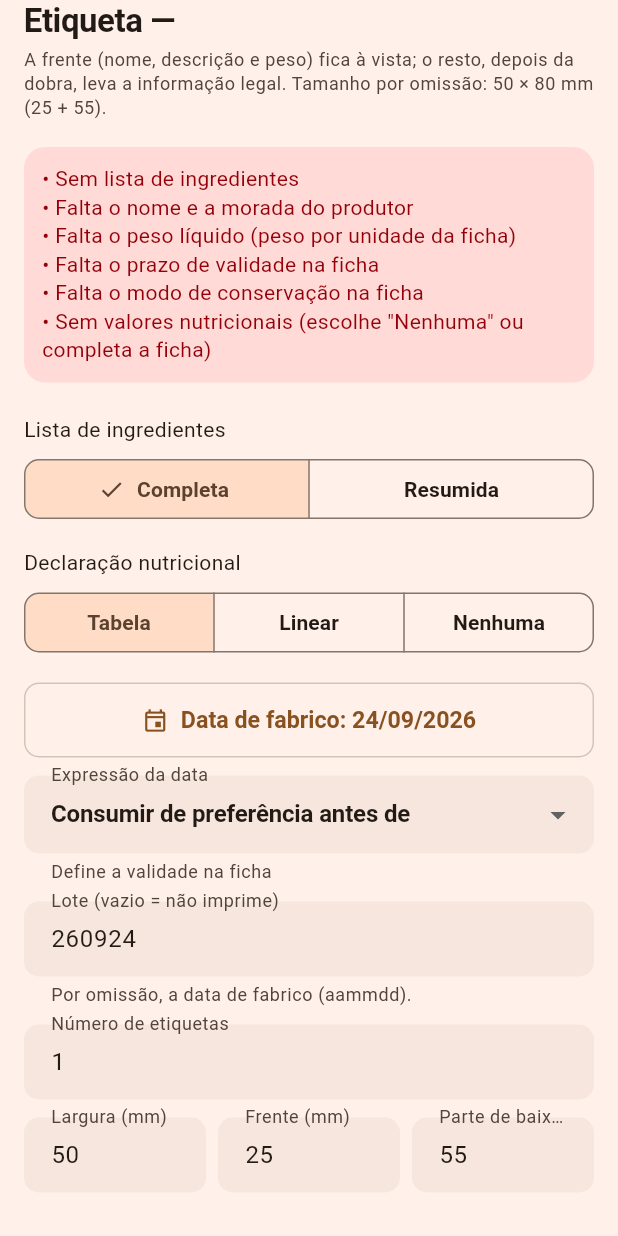
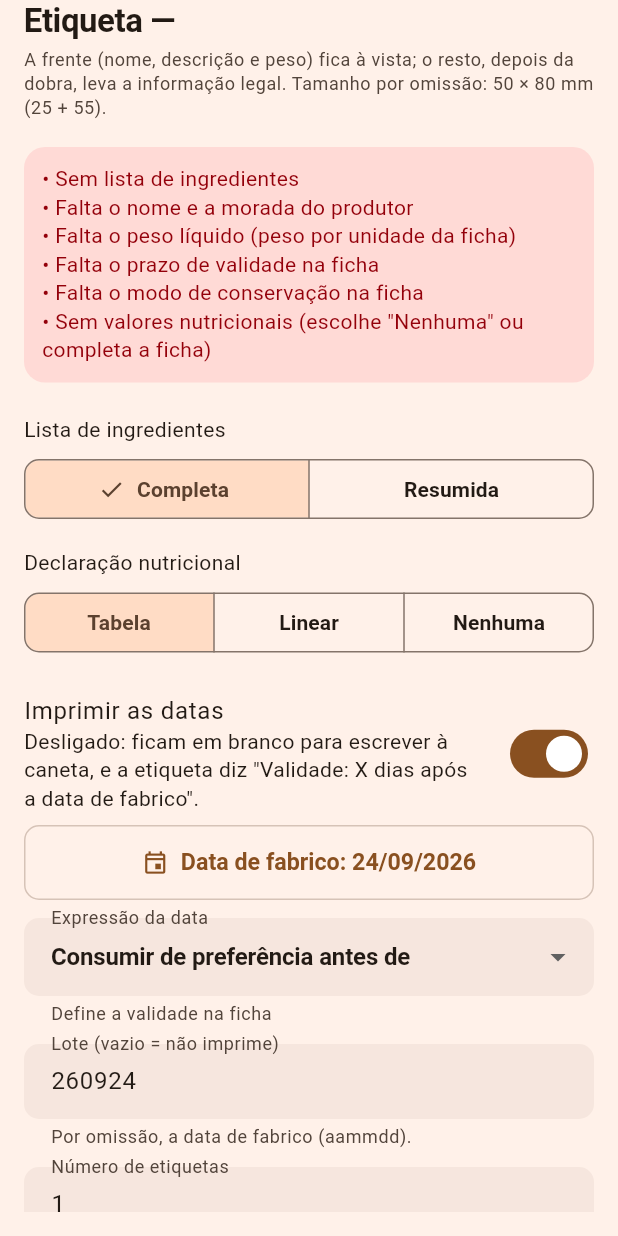
Before and after one commit to MauroJPA/turnkey_app, a Flutter app: the _Sheet widget shown alone on an empty page, opened directly with empty values, on a phone screen of 412 x 824 dp. Run offline on Flutter 3.47's test engine with Material 3 defaults, Android fonts, the phone set to English and light mode, and no system bars; our stand-ins replace csv, file_picker, flutter_riverpod, flutter_secure_storage, freezed_annotation, go_router and 1 more; missing offline and left inert: dart:html; accounts and stored records are empty.

Commit message:
Etiqueta: opção de deixar as datas em branco para escrever à caneta
Co-Authored-By: Claude Sonnet 5 <noreply@anthropic.com>

```diff
--- a/lib/src/features/products/domain/etiqueta.dart
+++ b/lib/src/features/products/domain/etiqueta.dart
@@ -40,6 +40,7 @@ class EtiquetaDados {
     this.lote = '',
     this.produtor = '',
     this.copias = 1,
+    this.imprimirDatas = true,
     this.larguraMm = 50,
     this.alturaFrenteMm = 25,
     this.alturaCorpoMm = 55,
@@ -68,6 +69,9 @@ class EtiquetaDados {
   final String lote;
   final String produtor;
   final int copias;
+
+  /// `false`: as datas ficam em branco, para escrever à caneta.
+  final bool imprimirDatas;
 
   /// Largura da etiqueta.
   final int larguraMm;
@@ -175,10 +179,19 @@ String _etiquetaHtml(EtiquetaDados d, {required bool repetida}) {
       '<p><b>Conservação:</b> ${_esc(_semPontoFinal(d.conservacao))}.</p>',
     );
   }
-  corpo.writeln('<p><b>Fabrico:</b> ${_data(d.fabrico)}</p>');
-  if (d.validadeDias > 0) {
+  if (d.imprimirDatas) {
+    corpo.writeln('<p><b>Fabrico:</b> ${_data(d.fabrico)}</p>');
+    if (d.validadeDias > 0) {
+      corpo.writeln(
+        '<p><b>${_esc(d.tipoData.texto)}:</b> ${_data(d.validade)}</p>',
+      );
+    }
+  } else {
+    corpo.writeln('<p><b>Fabrico:</b> <span class="cx"></span></p>');
     corpo.writeln(
-      '<p><b>${_esc(d.tipoData.texto)}:</b> ${_data(d.validade)}</p>',
+      '<p><b>${_esc(d.tipoData.texto)}:</b> <span class="cx"></span>'
+      '${d.validadeDias > 0 ? '<br>Validade: ${d.validadeDias} '
+                '${d.validadeDias == 1 ? 'dia' : 'dias'} após a data de fabrico' : ''}</p>',
     );
   }
   if (d.lote.trim().isNotEmpty) {
@@ -234,6 +247,7 @@ String etiquetaPagina(EtiquetaDados d, {String tokenMedicao = ''}) {
   table.nutri td.v { text-align: right; white-space: nowrap; }
   table.nutri tr.sub td:first-child { padding-left: 3mm; font-style: italic; }
   .prod { margin-top: 0.6mm; }
+  .cx { display: inline-block; width: 18mm; border-bottom: 0.25mm solid #000; height: 2.6mm; vertical-align: bottom; }
   .barra { display: none; }
   @media screen {
     body { background: #ddd; padding: 12px; }
--- a/lib/src/features/products/presentation/etiqueta_sheet.dart
+++ b/lib/src/features/products/presentation/etiqueta_sheet.dart
@@ -40,6 +40,7 @@ class _SheetState extends ConsumerState<_Sheet> {
     return DateTime(n.year, n.month, n.day);
   }();
   bool _mostrarE = false;
+  bool _imprimirDatas = true;
   final _copias = TextEditingController(text: '1');
   final _lote = TextEditingController();
   final _largura = TextEditingController(text: '50');
@@ -131,6 +132,7 @@ class _SheetState extends ConsumerState<_Sheet> {
       mostrarE: _mostrarE,
       conservacao: f.conservacao,
       fabrico: _fabrico,
+      imprimirDatas: _imprimirDatas,
       validadeDias: f.validadeDias,
       tipoData: _tipoData,
       lote: _lote.text,
@@ -243,8 +245,18 @@ class _SheetState extends ConsumerState<_Sheet> {
             onSelectionChanged: (s) => setState(() => _modoNutri = s.first),
           ),
           const SizedBox(height: 16),
+          SwitchListTile(
+            contentPadding: EdgeInsets.zero,
+            value: _imprimirDatas,
+            onChanged: (v) => setState(() => _imprimirDatas = v),
+            title: const Text('Imprimir as datas'),
+            subtitle: const Text(
+              'Desligado: ficam em branco para escrever à caneta, e a etiqueta '
+              'diz "Validade: X dias após a data de fabrico".',
+            ),
+          ),
           OutlinedButton.icon(
-            onPressed: _escolherData,
+            onPressed: _imprimirDatas ? _escolherData : null,
             icon: const Icon(Icons.event_outlined),
             label: Text('Data de fabrico: ${_fmt(_fabrico)}'),
           ),
```
Also changed, not shown: 2 other files.
